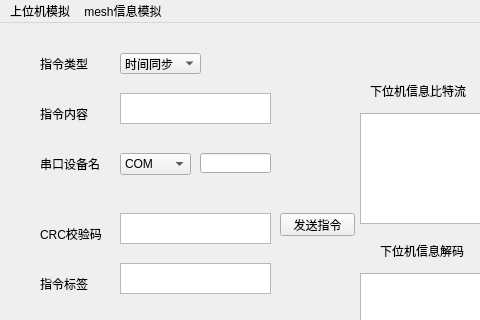
Old version of the form untitled.ui in the repository Goldensoap/HWSCS_GUI_TEST; both pictures show x 0 to 480 and y 0 to 320 of the 580 by 439 pixel window.
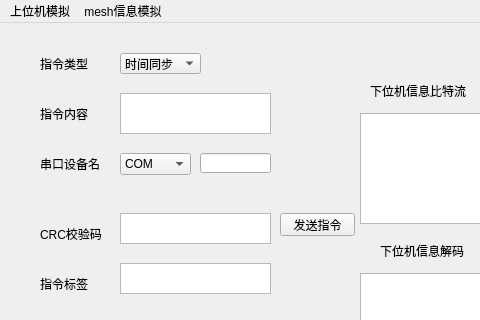
New version of the form.

Commit message: 添加串口、命令类型下拉框和对应逻辑

```diff
--- a/untitled.ui
+++ b/untitled.ui
@@ -20,7 +20,7 @@
       <x>120</x>
       <y>70</y>
       <width>151</width>
-      <height>31</height>
+      <height>41</height>
      </rect>
     </property>
    </widget>
```
Left out of the diff: 8 changed lines with no effect on the pictures. The commit also changes 2 other files.
